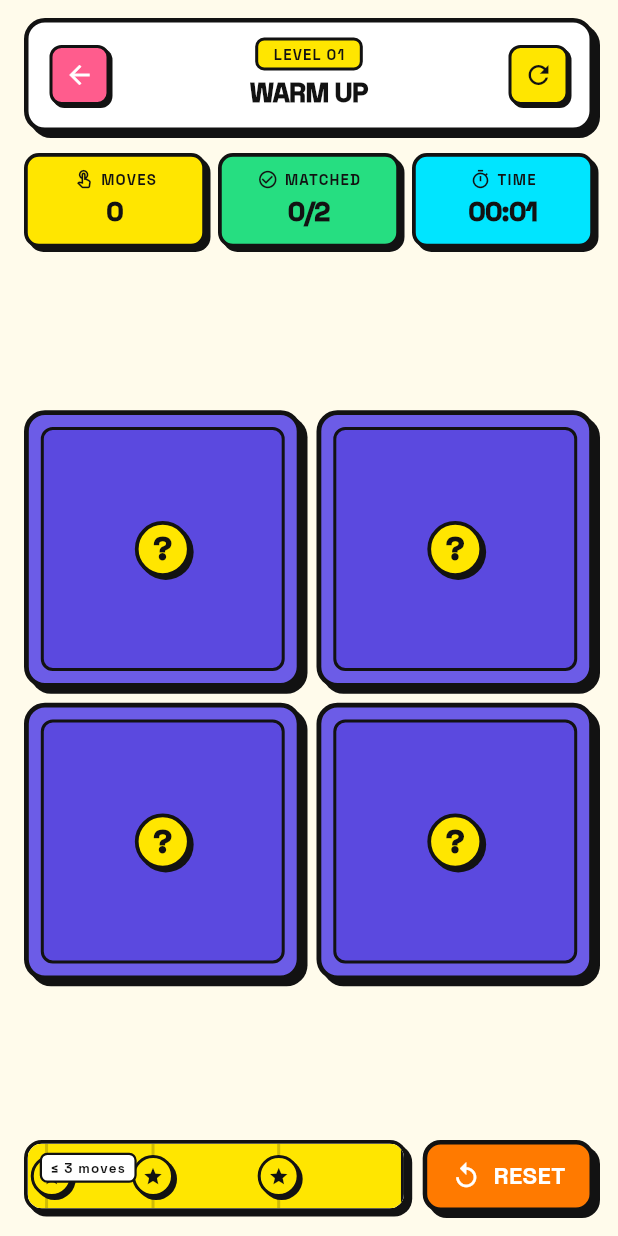
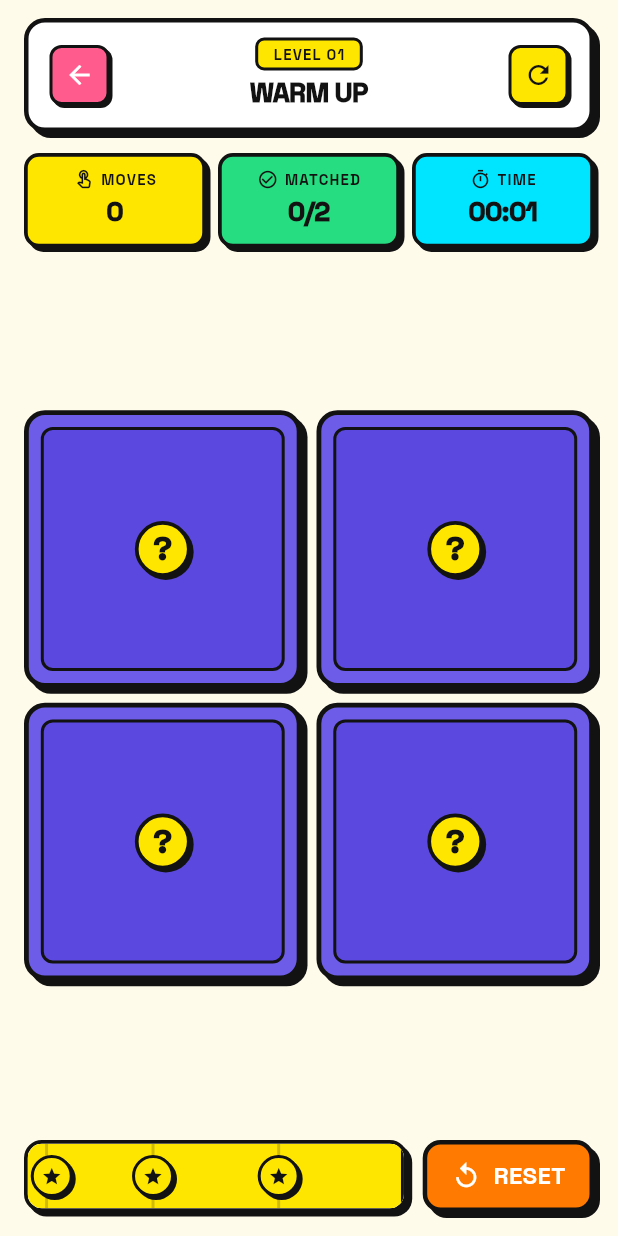
Before and after one commit to SukaMCD/MEMORY-CARD-GAME, a Flutter app: the screen it shows after launch, after a tap on "01", on a phone screen of 412 x 824 dp. Run offline on Flutter 3.47's test engine with Material 3 defaults, Android fonts, the phone set to English and light mode, and no system bars; our stand-ins replace google_fonts.

Commit message:
fix(ui): remove floating moves threshold label overlapping stars on progress bar

```diff
--- a/lib/screens/game_screen.dart
+++ b/lib/screens/game_screen.dart
@@ -508,23 +508,6 @@ class _GameScreenState extends State<GameScreen> {
                             ),
                           ),
 
-                        // Label "TARGET ≤ X" di ujung kiri atas bar
-                        Positioned(
-                          left: 8,
-                          top: 6,
-                          child: Container(
-                            padding: const EdgeInsets.symmetric(horizontal: 6, vertical: 2),
-                            decoration: BoxDecoration(
-                              color: Colors.white,
-                              borderRadius: BorderRadius.circular(5),
-                              border: Border.all(color: NeoColors.dark, width: 1.5),
-                            ),
-                            child: Text(
-                              '≤ ${_currentLevel.targetMoves} moves',
-                              style: NeoTypography.label(fontSize: 9),
-                            ),
-                          ),
-                        ),
                       ],
                     ),
                   );
```
